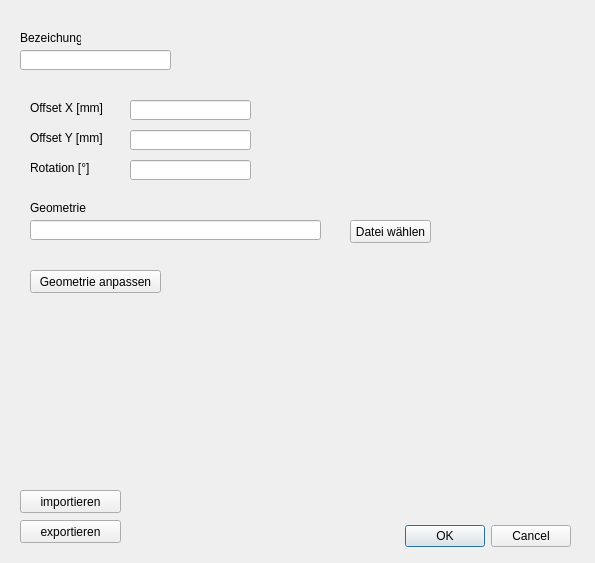
This is QT_Schablone.ui in hidbefra/PlotterWizard as Qt 5 draws it before an edit. The edited form follows.
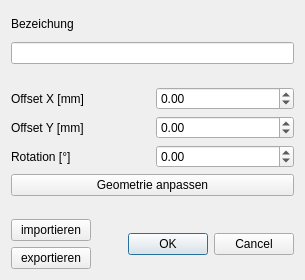
This is the edited form.

Commit message: offset is now posible

```diff
--- a/QT_Schablone.ui
+++ b/QT_Schablone.ui
@@ -6,202 +6,179 @@
    <rect>
     <x>0</x>
     <y>0</y>
-    <width>595</width>
-    <height>563</height>
+    <width>305</width>
+    <height>280</height>
    </rect>
   </property>
+  <property name="sizePolicy">
+   <sizepolicy hsizetype="Minimum" vsizetype="Minimum">
+    <horstretch>0</horstretch>
+    <verstretch>0</verstretch>
+   </sizepolicy>
+  </property>
   <property name="windowTitle">
    <string>Schablone</string>
   </property>
-  <widget class="QDialogButtonBox" name="buttonBox">
-   <property name="geometry">
-    <rect>
-     <x>230</x>
-     <y>520</y>
-     <width>341</width>
-     <height>32</height>
-    </rect>
-   </property>
-   <property name="orientation">
-    <enum>Qt::Horizontal</enum>
-   </property>
-   <property name="standardButtons">
-    <set>QDialogButtonBox::Cancel|QDialogButtonBox::Ok</set>
-   </property>
-  </widget>
-  <widget class="QLabel" name="label">
-   <property name="geometry">
-    <rect>
-     <x>20</x>
-     <y>30</y>
-     <width>61</width>
-     <height>16</height>
-    </rect>
-   </property>
-   <property name="text">
-    <string>Bezeichung</string>
-   </property>
-  </widget>
-  <widget class="QLineEdit" name="lineEdit_bezeichung">
-   <property name="geometry">
-    <rect>
-     <x>20</x>
-     <y>50</y>
-     <width>151</width>
-     <height>20</height>
-    </rect>
-   </property>
-  </widget>
-  <widget class="QLineEdit" name="lineEdit_offset_Y">
-   <property name="geometry">
-    <rect>
-     <x>130</x>
-     <y>130</y>
-     <width>121</width>
-     <height>20</height>
-    </rect>
-   </property>
-   <property name="text">
-    <string/>
-   </property>
-  </widget>
-  <widget class="QLabel" name="label_6">
-   <property name="geometry">
-    <rect>
-     <x>30</x>
-     <y>100</y>
-     <width>91</width>
-     <height>16</height>
-    </rect>
-   </property>
-   <property name="text">
-    <string>Offset X [mm]</string>
-   </property>
-  </widget>
-  <widget class="QLineEdit" name="lineEdit_Rotation">
-   <property name="geometry">
-    <rect>
-     <x>130</x>
-     <y>160</y>
-     <width>121</width>
-     <height>20</height>
-    </rect>
-   </property>
-   <property name="text">
-    <string/>
-   </property>
-  </widget>
-  <widget class="QLabel" name="label_7">
-   <property name="geometry">
-    <rect>
-     <x>30</x>
-     <y>160</y>
-     <width>91</width>
-     <height>16</height>
-    </rect>
-   </property>
-   <property name="text">
-    <string>Rotation [°]</string>
-   </property>
-  </widget>
-  <widget class="QLabel" name="label_5">
-   <property name="geometry">
-    <rect>
-     <x>30</x>
-     <y>130</y>
-     <width>91</width>
-     <height>16</height>
-    </rect>
-   </property>
-   <property name="text">
-    <string>Offset Y [mm]</string>
-   </property>
-  </widget>
-  <widget class="QLineEdit" name="lineEdit_offset_X">
-   <property name="geometry">
-    <rect>
-     <x>130</x>
-     <y>100</y>
-     <width>121</width>
-     <height>20</height>
-    </rect>
-   </property>
-  </widget>
-  <widget class="QPushButton" name="pushButton_filePicker">
-   <property name="geometry">
-    <rect>
-     <x>350</x>
-     <y>220</y>
-     <width>81</width>
-     <height>23</height>
-    </rect>
-   </property>
-   <property name="text">
-    <string>Datei wählen</string>
-   </property>
-  </widget>
-  <widget class="QLineEdit" name="lineEdit_pfad">
-   <property name="geometry">
-    <rect>
-     <x>30</x>
-     <y>220</y>
-     <width>291</width>
-     <height>20</height>
-    </rect>
-   </property>
-  </widget>
-  <widget class="QLabel" name="label_2">
-   <property name="geometry">
-    <rect>
-     <x>30</x>
-     <y>200</y>
-     <width>71</width>
-     <height>16</height>
-    </rect>
-   </property>
-   <property name="text">
-    <string>Geometrie</string>
-   </property>
-  </widget>
-  <widget class="QPushButton" name="pushButton_Geometrie_anpassen">
-   <property name="geometry">
-    <rect>
-     <x>30</x>
-     <y>270</y>
-     <width>131</width>
-     <height>23</height>
-    </rect>
-   </property>
-   <property name="text">
-    <string>Geometrie anpassen</string>
-   </property>
-  </widget>
-  <widget class="QPushButton" name="pushButton_exportieren">
-   <property name="geometry">
-    <rect>
-     <x>20</x>
-     <y>520</y>
-     <width>101</width>
-     <height>23</height>
-    </rect>
-   </property>
-   <property name="text">
-    <string>exportieren</string>
-   </property>
-  </widget>
-  <widget class="QPushButton" name="pushButton_Laden">
-   <property name="geometry">
-    <rect>
-     <x>20</x>
-     <y>490</y>
-     <width>101</width>
-     <height>23</height>
-    </rect>
-   </property>
-   <property name="text">
-    <string>importieren</string>
-   </property>
-  </widget>
+  <layout class="QVBoxLayout" name="verticalLayout_2">
+   <item>
+    <widget class="QLabel" name="label">
+     <property name="text">
+      <string>Bezeichung</string>
+     </property>
+    </widget>
+   </item>
+   <item>
+    <widget class="QLineEdit" name="lineEdit_bezeichung"/>
+   </item>
+   <item>
+    <spacer name="verticalSpacer_2">
+     <property name="orientation">
+      <enum>Qt::Vertical</enum>
+     </property>
+     <property name="sizeType">
+      <enum>QSizePolicy::Fixed</enum>
+     </property>
+     <property name="sizeHint" stdset="0">
+      <size>
+       <width>20</width>
+       <height>17</height>
+      </size>
+     </property>
+    </spacer>
+   </item>
+   <item>
+    <layout class="QGridLayout" name="gridLayout">
+     <item row="2" column="0">
+      <widget class="QLabel" name="label_7">
+       <property name="text">
+        <string>Rotation [°]</string>
+       </property>
+      </widget>
+     </item>
+     <item row="3" column="0" colspan="2">
+      <widget class="QPushButton" name="pushButton_Geometrie_anpassen">
+       <property name="text">
+        <string>Geometrie anpassen</string>
+       </property>
+      </widget>
+     </item>
+     <item row="0" column="0">
+      <widget class="QLabel" name="label_6">
+       <property name="text">
+        <string>Offset X [mm]</string>
+       </property>
+      </widget>
+     </item>
+     <item row="1" column="0">
+      <widget class="QLabel" name="label_5">
+       <property name="text">
+        <string>Offset Y [mm]</string>
+       </property>
+      </widget>
+     </item>
+     <item row="0" column="1">
+      <widget class="QDoubleSpinBox" name="doubleSpinBox_offset_x">
+       <property name="minimum">
+        <double>-100000.000000000000000</double>
+       </property>
+       <property name="maximum">
+        <double>100000.000000000000000</double>
+       </property>
+       <property name="singleStep">
+        <double>0.100000000000000</double>
+       </property>
+      </widget>
+     </item>
+     <item row="1" column="1">
+      <widget class="QDoubleSpinBox" name="doubleSpinBox_offset_y">
+       <property name="minimum">
+        <double>-100000.000000000000000</double>
+       </property>
+       <property name="maximum">
+        <double>100000.000000000000000</double>
+       </property>
+       <property name="singleStep">
+        <double>0.100000000000000</double>
+       </property>
+      </widget>
+     </item>
+     <item row="2" column="1">
+      <widget class="QDoubleSpinBox" name="doubleSpinBox_offset_phi">
+       <property name="minimum">
+        <double>-100000.000000000000000</double>
+       </property>
+       <property name="maximum">
+        <double>100000.000000000000000</double>
+       </property>
+       <property name="singleStep">
+        <double>0.100000000000000</double>
+       </property>
+      </widget>
+     </item>
+    </layout>
+   </item>
+   <item>
+    <spacer name="verticalSpacer_3">
+     <property name="orientation">
+      <enum>Qt::Vertical</enum>
+     </property>
+     <property name="sizeType">
+      <enum>QSizePolicy::Fixed</enum>
+     </property>
+     <property name="sizeHint" stdset="0">
+      <size>
+       <width>20</width>
+       <height>17</height>
+      </size>
+     </property>
+    </spacer>
+   </item>
+   <item>
+    <layout class="QHBoxLayout" name="horizontalLayout">
+     <item>
+      <layout class="QVBoxLayout" name="verticalLayout">
+       <item>
+        <widget class="QPushButton" name="pushButton_Laden">
+         <property name="text">
+          <string>importieren</string>
+         </property>
+        </widget>
+       </item>
+       <item>
+        <widget class="QPushButton" name="pushButton_exportieren">
+         <property name="text">
+          <string>exportieren</string>
+         </property>
+        </widget>
+       </item>
+      </layout>
+     </item>
+     <item>
+      <spacer name="horizontalSpacer">
+       <property name="orientation">
+        <enum>Qt::Horizontal</enum>
+       </property>
+       <property name="sizeHint" stdset="0">
+        <size>
+         <width>40</width>
+         <height>20</height>
+        </size>
+       </property>
+      </spacer>
+     </item>
+     <item>
+      <widget class="QDialogButtonBox" name="buttonBox">
+       <property name="orientation">
+        <enum>Qt::Horizontal</enum>
+       </property>
+       <property name="standardButtons">
+        <set>QDialogButtonBox::Cancel|QDialogButtonBox::Ok</set>
+       </property>
+      </widget>
+     </item>
+    </layout>
+   </item>
+  </layout>
  </widget>
  <resources/>
  <connections>
```
The commit also changes 35 other files.
